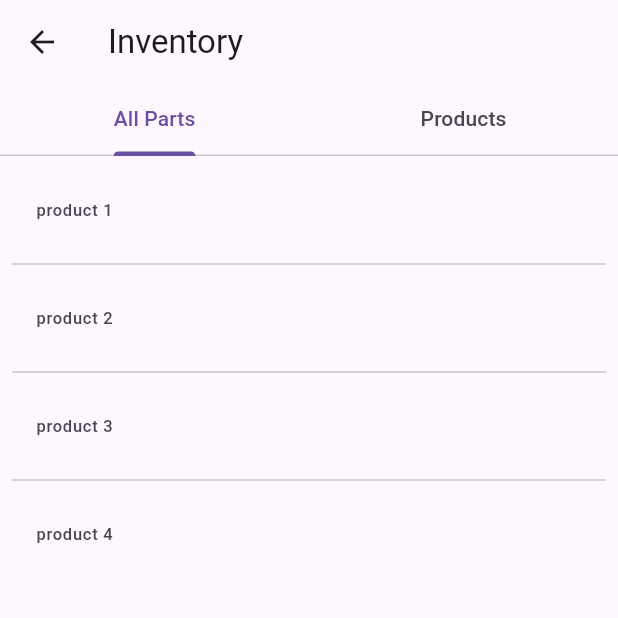
After one commit to SLB-Capstone-Project/SLB_Capstone, a Flutter app: the Inventory screen opened directly, after a tap on "tabbed inventory", on a phone screen of 412 x 824 dp, the top half of it. The commit adds this screen. Run offline on Flutter 3.47's test engine with Material 3 defaults, Android fonts, the phone set to English and light mode, and no system bars; missing offline and left inert: barcode_scan2; network calls fail.

Commit message:
modified inventory page

```diff
--- a/SLB_Frontend/lib/inventory.dart
+++ b/SLB_Frontend/lib/inventory.dart
@@ -1,4 +1,5 @@
 import 'package:flutter/material.dart';
+import 'tabbed_page.dart';
 import 'dart:convert';
 import 'package:http/http.dart' as http;
 
@@ -38,6 +39,7 @@ class InventoryPage extends StatefulWidget {
 }
 
 class _InventoryPageState extends State<InventoryPage> {
+
   List<String> history_arr = [];
   bool logout = false;
 
@@ -67,6 +69,12 @@ class _InventoryPageState extends State<InventoryPage> {
               },
               separatorBuilder: (BuildContext context, int index) => const Divider(),
             ),
+          ),
+          FloatingActionButton(
+            onPressed: () {
+              Navigator.push(context, MaterialPageRoute(builder: (context) => const MyTabbedPage()));
+            },
+            child: Text('tabbed inventory'),
           ),
           //FloatingActionButton(
           //  heroTag: null,
--- /dev/null
+++ b/SLB_Frontend/lib/tabbed_page.dart
@@ -0,0 +1,59 @@
+import 'package:flutter/material.dart';
+
+class MyTabbedPage extends StatefulWidget {
+  const MyTabbedPage({ super.key });
+  @override
+  State<MyTabbedPage> createState() => _MyTabbedPageState();
+}
+
+class _MyTabbedPageState extends State<MyTabbedPage> with SingleTickerProviderStateMixin {
+  static const List<Tab> myTabs = <Tab>[
+    Tab(text: 'All Parts'),
+    Tab(text: 'Products'),
+  ];
+
+  List<String> history_arr = ['product 1', 'product 2', 'product 3', 'product 4'];
+
+  late TabController _tabController;
+
+  @override
+  void initState() {
+    super.initState();
+    _tabController = TabController(vsync: this, length: myTabs.length);
+  }
+
+ @override
+ void dispose() {
+   _tabController.dispose();
+   super.dispose();
+ }
+
+  @override
+  Widget build(BuildContext context) {
+    return Scaffold(
+      appBar: AppBar(
+        title: Text('Inventory'),
+        bottom: TabBar(
+          controller: _tabController,
+          tabs: myTabs,
+        ),
+      ),
+      body: TabBarView(
+        controller: _tabController,
+        children: myTabs.map((Tab tab) {
+          final String label = tab.text!.toLowerCase();
+          return Center(
+            child: ListView.separated(
+              padding: const EdgeInsets.all(8),
+              itemCount: history_arr.length,
+              itemBuilder: (BuildContext context, int index) {
+                return ListTile(leading: Text(history_arr[index]));
+              },
+              separatorBuilder: (BuildContext context, int index) => const Divider(),
+            ),
+          );
+        }).toList(),
+      ),
+    );
+  }
+}
```
